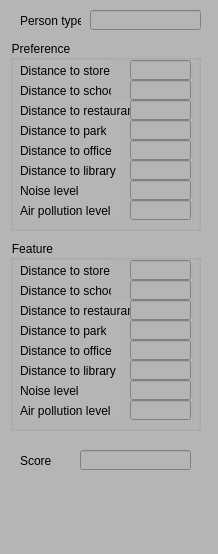
Before: the Qt Designer form ZoningPlanner/ControlWidget.ui in gnishida/ZoningPlanner, drawn with Qt 5.
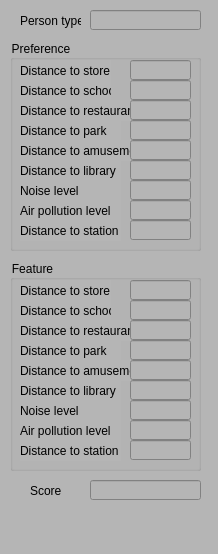
After: the same form once the commit is applied.

Commit message: Fix a bug in urbanGeometry::setFeatureForPerson()

Diff of the .ui file:
```diff
--- a/ZoningPlanner/ControlWidget.ui
+++ b/ZoningPlanner/ControlWidget.ui
@@ -24,9 +24,9 @@
     <property name="geometry">
      <rect>
       <x>10</x>
-      <y>240</y>
+      <y>260</y>
       <width>191</width>
-      <height>191</height>
+      <height>211</height>
      </rect>
     </property>
     <property name="title">
@@ -141,12 +141,12 @@
       <rect>
        <x>10</x>
        <y>100</y>
-       <width>101</width>
+       <width>111</width>
        <height>21</height>
       </rect>
      </property>
      <property name="text">
-      <string>Distance to office</string>
+      <string>Distance to amusement</string>
      </property>
     </widget>
     <widget class="QLineEdit" name="lineEditFeature4">
@@ -240,6 +240,32 @@
       <set>Qt::AlignRight|Qt::AlignTrailing|Qt::AlignVCenter</set>
      </property>
     </widget>
+    <widget class="QLineEdit" name="lineEditFeature8">
+     <property name="geometry">
+      <rect>
+       <x>120</x>
+       <y>180</y>
+       <width>61</width>
+       <height>20</height>
+      </rect>
+     </property>
+     <property name="alignment">
+      <set>Qt::AlignRight|Qt::AlignTrailing|Qt::AlignVCenter</set>
+     </property>
+    </widget>
+    <widget class="QLabel" name="label_20">
+     <property name="geometry">
+      <rect>
+       <x>10</x>
+       <y>180</y>
+       <width>101</width>
+       <height>21</height>
+      </rect>
+     </property>
+     <property name="text">
+      <string>Distance to station</string>
+     </property>
+    </widget>
    </widget>
    <widget class="QGroupBox" name="groupBox_2">
     <property name="geometry">
@@ -247,7 +273,7 @@
       <x>10</x>
       <y>40</y>
       <width>191</width>
-      <height>191</height>
+      <height>211</height>
      </rect>
     </property>
     <property name="title">
@@ -310,12 +336,12 @@
       <rect>
        <x>10</x>
        <y>100</y>
-       <width>101</width>
+       <width>111</width>
        <height>21</height>
       </rect>
      </property>
      <property name="text">
-      <string>Distance to office</string>
+      <string>Distance to amusement</string>
      </property>
     </widget>
     <widget class="QLineEdit" name="lineEditPreference7">
@@ -461,6 +487,32 @@
       <string>Distance to park</string>
      </property>
     </widget>
+    <widget class="QLineEdit" name="lineEditPreference8">
+     <property name="geometry">
+      <rect>
+       <x>120</x>
+       <y>180</y>
+       <width>61</width>
+       <height>20</height>
+      </rect>
+     </property>
+     <property name="alignment">
+      <set>Qt::AlignRight|Qt::AlignTrailing|Qt::AlignVCenter</set>
+     </property>
+    </widget>
+    <widget class="QLabel" name="label_19">
+     <property name="geometry">
+      <rect>
+       <x>10</x>
+       <y>180</y>
+       <width>101</width>
+       <height>21</height>
+      </rect>
+     </property>
+     <property name="text">
+      <string>Distance to station</string>
+     </property>
+    </widget>
    </widget>
    <widget class="QLabel" name="label_2">
     <property name="geometry">
@@ -491,8 +543,8 @@
    <widget class="QLabel" name="label_6">
     <property name="geometry">
      <rect>
-      <x>20</x>
-      <y>450</y>
+      <x>30</x>
+      <y>480</y>
       <width>61</width>
       <height>21</height>
      </rect>
@@ -504,8 +556,8 @@
    <widget class="QLineEdit" name="lineEditScore">
     <property name="geometry">
      <rect>
-      <x>80</x>
-      <y>450</y>
+      <x>90</x>
+      <y>480</y>
       <width>111</width>
       <height>20</height>
      </rect>
```
The commit also changes 5 other files.
